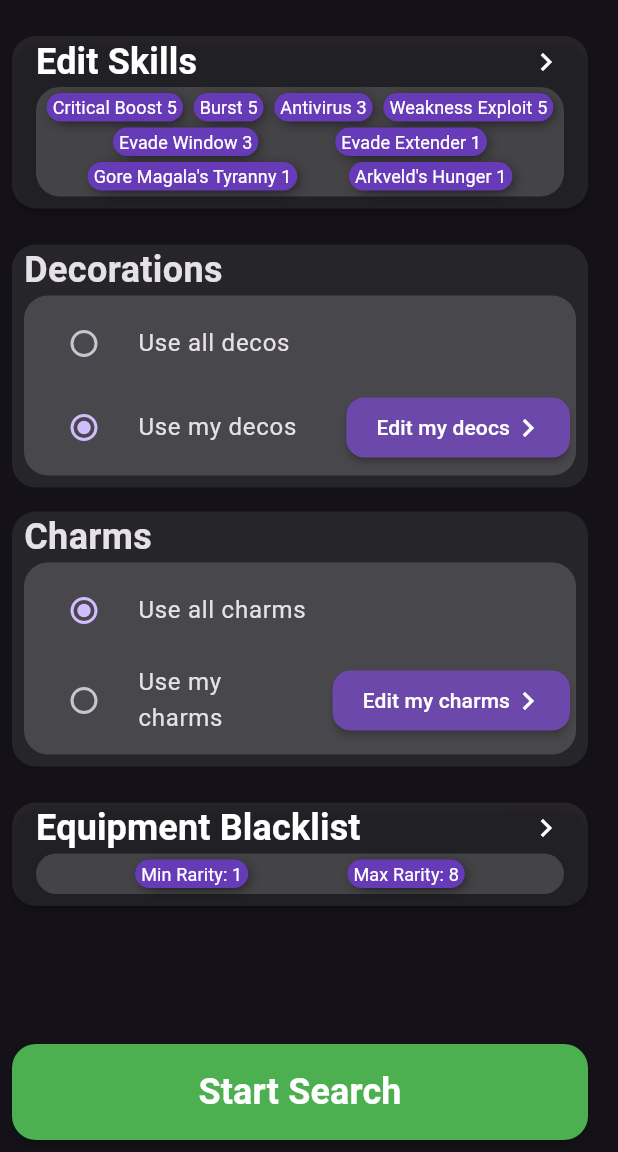
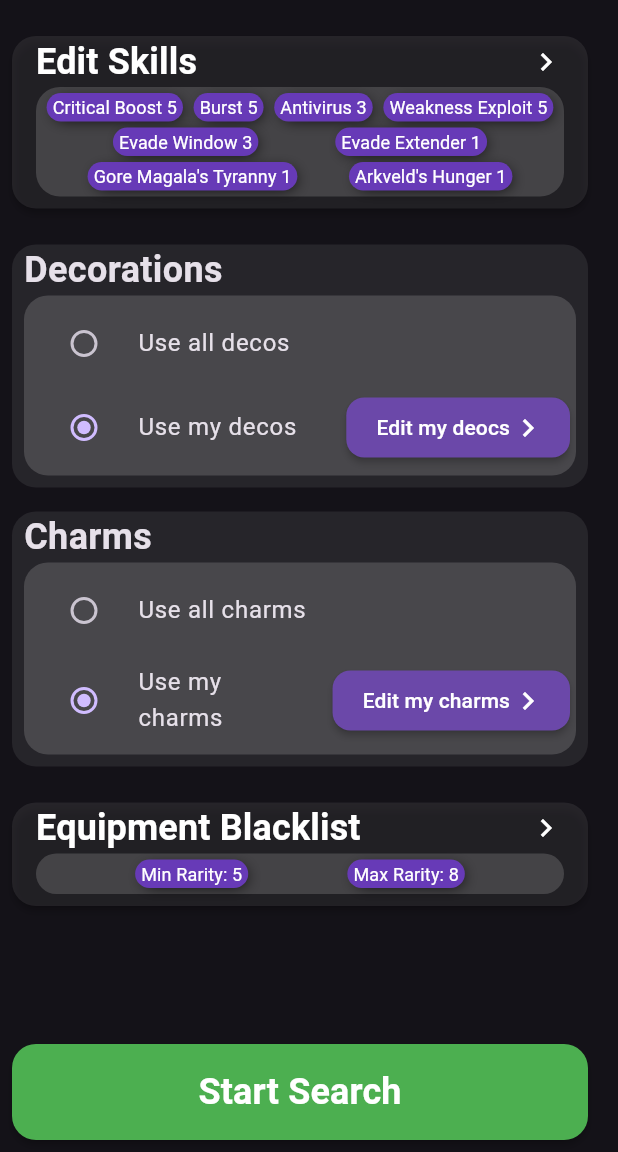
Before and after one commit to brachy84/Brachydium-MHW, a Flutter app: the screen it shows after launch, after a tap on "Use my decos", on a phone screen of 412 x 824 dp, the part 84-1236 px from its top. Run offline on Flutter 3.47's test engine with Material 3 defaults, Android fonts, the phone set to English and light mode, and no system bars; our stand-ins replace bloc, blurrycontainer, flutter_bloc, flutter_spinbox, freezed_annotation, talker; missing offline and left inert: flutter_portal, window_size.

Commit message:
set rarity of all armor pieces & set high rank rarity by default

```diff
--- a/lib/bloc/cubits.dart
+++ b/lib/bloc/cubits.dart
@@ -17,7 +17,7 @@
   }
 }
 
-enum HomeState { setSearcher, decorations, armorSets }
+enum HomeState { setSearcher, decorations, armorSets, devEditArmor }
 
 class SearcherPageCubit extends Cubit<SearcherPageState> {
   SearcherPageCubit() : super(SearcherPageState.editSkills);
@@ -60,7 +60,7 @@
   }
 
   void useMyDeco(bool val) {
-    update(state.copyWith(decos: val ? currentProfile.decos : null));
+    update(state.copyWith(useAllDecos: !val));
   }
 
   void _updateDecos(Map<Deco, int> decos) {
@@ -93,7 +93,7 @@
   }
 
   void useMyCharms(bool val) {
-    update(state.copyWith(charms: val ? currentProfile.charms : null));
+    update(state.copyWith(useAllCharms: !val));
   }
 
   void _updateCharms(Map<CharmFamily, int> charms) {
@@ -153,7 +153,8 @@
   const SearcherArgsState._();
 
   factory SearcherArgsState.initial() {
-    return SearcherArgsState(skills: [
+    return SearcherArgsState(
+        skills: [
       Leveled(value: All.skillsMap['critical-boost']!, level: 5),
       Leveled(value: All.skillsMap['burst']!, level: 5),
       Leveled(value: All.skillsMap['antivirus']!, level: 3),
@@ -162,14 +163,23 @@
       Leveled(value: All.skillsMap['evade-extender']!, level: 1),
       Leveled(value: All.armorBonusesMap['gore-magalas-tyranny']!, level: 2),
       Leveled(value: All.armorBonusesMap['arkvelds-hunger']!, level: 2),
-    ], blacklistedArmors: {}, decos: null, charms: null, minRarity: All.minRarity, maxRarity: All.maxRarity);
+    ],
+        blacklistedArmors: {},
+        decos: { for (var d in All.decos) d : d.maxDecoAmount },
+        useAllDecos: true,
+        charms: { for (var c in All.charmFamiliesList) c : c.maxLevel },
+        useAllCharms: true,
+        minRarity: All.startHighRankRarity,
+        maxRarity: All.maxRarity);
   }
 
   const factory SearcherArgsState({
     required List<Leveled<SkillTemplate>> skills,
     required Set<Armor> blacklistedArmors,
-    required Map<Deco, int>? decos,
-    required Map<CharmFamily, int>? charms,
+    required Map<Deco, int> decos,
+    required bool useAllDecos,
+    required Map<CharmFamily, int> charms,
+    required bool useAllCharms,
     required int minRarity,
     required int maxRarity
   }) = _SearcherState;
--- a/lib/data/equipment.dart
+++ b/lib/data/equipment.dart
@@ -3,9 +3,7 @@
 import 'dart:math';
 
 import 'package:brachys_armor_set_searcher/data/localization.dart';
-import 'package:brachys_armor_set_searcher/data/set_finder.dart';
 import 'package:brachys_armor_set_searcher/data/util.dart';
-import 'package:brachys_armor_set_searcher/main.dart';
 import 'package:flutter/material.dart' as material;
 import 'package:flutter/services.dart';
 import 'package:freezed_annotation/freezed_annotation.dart';
@@ -98,6 +96,8 @@
 
   static final int minRarity = 1;
   static final int maxRarity = 8;
+  static final int endLowRankRarity = 4;
+  static final int startHighRankRarity = 5;
 
   static final Map<String, String> langEn = {};
 
@@ -398,8 +398,29 @@
     log.info('Parsing armor from json');
     final content = await rootBundle.loadString("assets/data/wilds/armor.json");
     final json = jsonDecode(content)['data'] as List;
+
+    /*int currentRarity = 1;
+    final rarityMap = {
+      'conga-helm': 2,
+      'ingot-helm': 3,
+      'guardian-seikret-waist': 4,
+      'hope-a-helm': 5,
+      'ingot-a-helm': 6,
+      'dober-a-helm': 7,
+      'arkveld-a-helm': 8,
+      'guild-cross-a-helm': 5,
+      'clerk-a-helm': 6,
+      'numinous-a-helm': 8,
+      'sakuratide-a-helm': 5
+    };*/
+
     for (Map<String, dynamic> element in json) {
-      _addEquipment(Armor.fromJson(element), false);
+      var armor = Armor.fromJson(element);
+      /*if (rarityMap[armor.name] != null) {
+        currentRarity = rarityMap[armor.name]!;
+      }
+      armor = armor.copyWith(rarity: currentRarity)*/
+      _addEquipment(armor, false);
     }
   }
 
@@ -1137,7 +1158,6 @@
 }
 
 class CharmFamily {
-
   final String name;
   final List<Charm> charms;
 
@@ -1152,7 +1172,6 @@
   Charm operator [](int level) {
     return charms[level - 1];
   }
-
 }
 
 @freezed
--- a/lib/screen/armor_filters.dart
+++ b/lib/screen/armor_filters.dart
@@ -223,7 +223,7 @@
   }
 
   void _updateOptions(BuildContext context, String value) {
-    context.read<SkillSelectorCubit>().update(true, value);
+    context.read<SkillSelectorCubit>().update(true, value.toLowerCase());
     _animationController!.forward();
   }
 
--- a/lib/screen/home.dart
+++ b/lib/screen/home.dart
@@ -1,8 +1,9 @@
 import 'package:brachys_armor_set_searcher/bloc/cubits.dart';
 import 'package:brachys_armor_set_searcher/screen/armor_sets.dart';
 import 'package:brachys_armor_set_searcher/screen/decoration.dart';
-import 'package:brachys_armor_set_searcher/screen/responsive.dart';
+import 'package:brachys_armor_set_searcher/screen/dev/equipment.dart';
 import 'package:brachys_armor_set_searcher/screen/searcher2.dart';
+import 'package:flutter/foundation.dart';
 import 'package:flutter/material.dart';
 import 'package:flutter_bloc/flutter_bloc.dart';
 
@@ -54,7 +55,11 @@
             const SizedBox(
               height: 8,
             ),
-            makeMenuCard(context, 'My Armor Sets', HomeState.armorSets)
+            makeMenuCard(context, 'My Armor Sets', HomeState.armorSets),
+            const SizedBox(
+              height: 8,
+            ),
+            if (kDebugMode) makeMenuCard(context, 'Edit Armors', HomeState.devEditArmor)
           ],
         ),
       ),
@@ -75,6 +80,8 @@
           return const Placeholder(); // TODO
         case HomeState.armorSets:
           return const Placeholder();
+        case HomeState.devEditArmor:
+          return ArmorEditor();
       }
     });
   }
@@ -93,6 +100,8 @@
           return const Placeholder(); // TODO
         case HomeState.armorSets:
           return const Placeholder();
+        case HomeState.devEditArmor:
+          return ArmorEditor();
       }
     });
   }
--- a/lib/screen/responsive.dart
+++ b/lib/screen/responsive.dart
@@ -1,3 +1,5 @@
+import 'package:brachys_armor_set_searcher/data/equipment.dart';
+import 'package:flutter/foundation.dart';
 import 'package:flutter/material.dart';
 
 class SimplePage extends StatelessWidget {
@@ -13,7 +15,10 @@
       appBar: AppBar(
         backgroundColor: Theme.of(context).colorScheme.inversePrimary,
         title: Text(title),
-        actions: const [Icon(Icons.settings)],
+        actions: [
+          if (kDebugMode) IconButton(onPressed: () => All.saveData(), icon: const Icon(Icons.save)),
+          const Icon(Icons.settings)
+        ],
       ),
       drawer: drawer,
       body: body,
@@ -37,7 +42,10 @@
       appBar: AppBar(
         backgroundColor: Theme.of(context).colorScheme.inversePrimary,
         title: Text(title),
-        actions: const [Icon(Icons.settings)],
+        actions: [
+          if (kDebugMode) IconButton(onPressed: () => All.saveData(), icon: const Icon(Icons.save)),
+          const Icon(Icons.settings)
+        ],
       ),
       drawer: drawer,
       body: LayoutBuilder(builder: (context, constraints) {
--- a/lib/screen/skill_editor.dart
+++ b/lib/screen/skill_editor.dart
@@ -116,7 +116,7 @@
   }
 
   void _updateOptions(BuildContext context, String value) {
-    context.read<SkillSelectorCubit>().update(true, value);
+    context.read<SkillSelectorCubit>().update(true, value.toLowerCase());
     _animationController!.forward();
   }
 
```
Also changed, not shown: lib/screen/dev/equipment.dart (+65 -12 lines), assets/data/wilds/armor.json, lib/bloc/cubits.freezed.dart.
